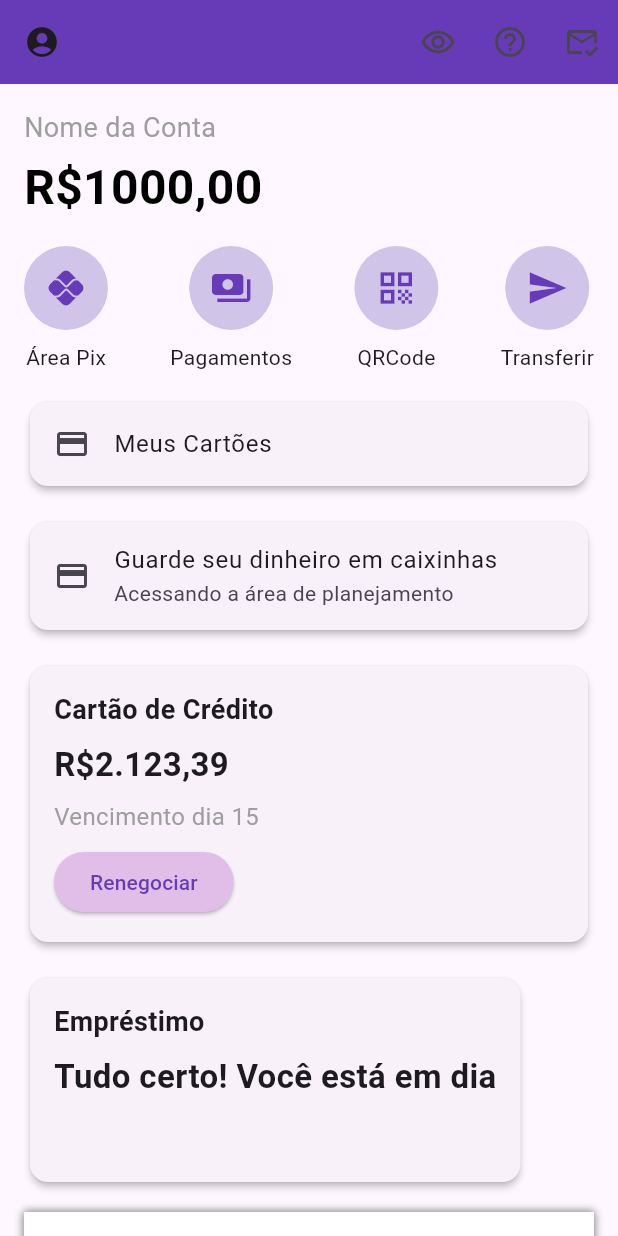
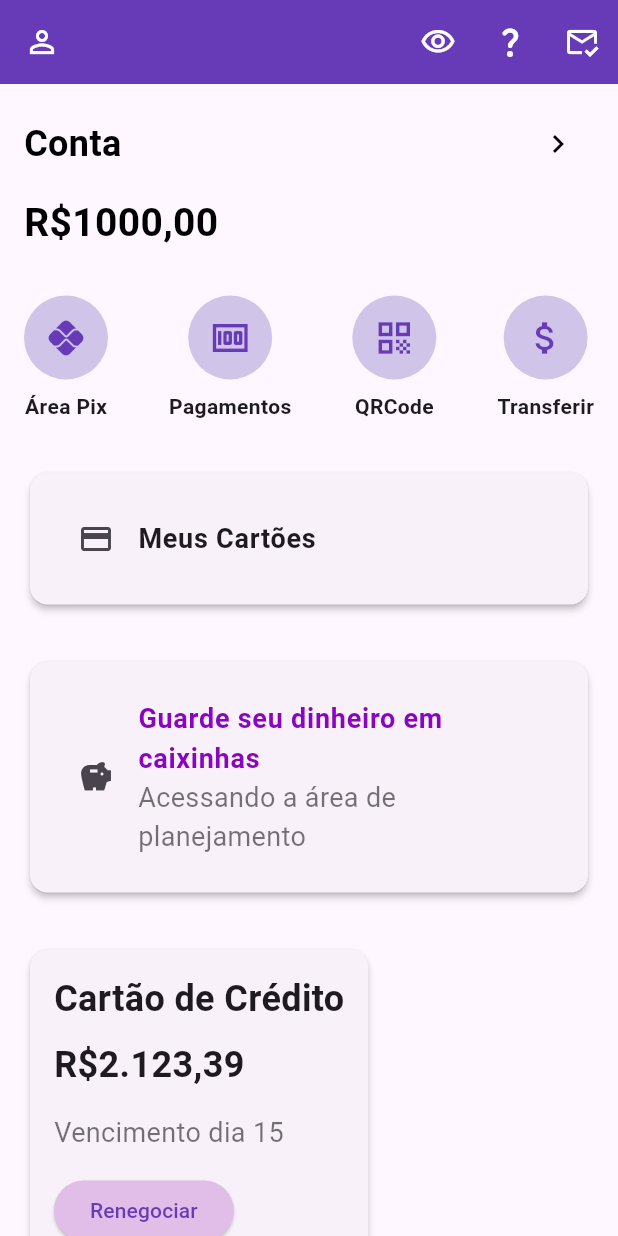
Before and after one commit to Cauasebastian/nubankUI, a Flutter app: the screen it shows after launch, on a phone screen of 412 x 824 dp. Run offline on Flutter 3.47's test engine with Material 3 defaults, Android fonts, the phone set to English and light mode, and no system bars.

Commit message:
segunda parte da tela

```diff
--- a/nubank_ui/lib/main.dart
+++ b/nubank_ui/lib/main.dart
@@ -27,24 +27,24 @@ class HomePage extends StatelessWidget {
   Widget build(BuildContext context) {
     return Scaffold(
       appBar: AppBar(
+        backgroundColor: Colors.deepPurple,
         leading: IconButton(
-          icon: const Icon(Icons.account_circle),
+          icon: const Icon(Icons.person_outline, color: Colors.white),
           onPressed: () {
             // Ação do ícone principal
           },
         ),
-        backgroundColor: Colors.deepPurple,
         actions: [
           IconButton(
-            icon: const Icon(Icons.remove_red_eye_outlined),
+            icon: const Icon(Icons.visibility_outlined, color: Colors.white),
             onPressed: () {},
           ),
           IconButton(
-            icon: const Icon(Icons.help_outline),
+            icon: const Icon(Icons.question_mark_rounded, color: Colors.white),
             onPressed: () {},
           ),
           IconButton(
-            icon: const Icon(Icons.mark_email_read_outlined),
+            icon: const Icon(Icons.mark_email_read_outlined, color: Colors.white),
             onPressed: () {},
           ),
         ],
@@ -55,66 +55,103 @@ class HomePage extends StatelessWidget {
           child: Column(
             crossAxisAlignment: CrossAxisAlignment.start,
             children: [
+              // Conta e saldo
+              Row(
+                mainAxisAlignment: MainAxisAlignment.spaceBetween,
+                children: [
                   const Text(
-                'Nome da Conta',
+                    'Conta',
                     style: TextStyle(
-                  fontSize: 18,
-                  color: Colors.grey,
-                ),
-              ),
-              const SizedBox(height: 4),
-              const Text(
-                'R\$1000,00',
-                style: TextStyle(
-                  fontSize: 32,
+                      fontSize: 24,
                       fontWeight: FontWeight.bold,
                       color: Colors.black,
                     ),
                   ),
-              const SizedBox(height: 16),
+                  IconButton(
+                    icon: const Icon(Icons.chevron_right, color: Colors.black),
+                    onPressed: () {
+                      // Ação ao clicar no ícone de seta
+                    },
+                  ),
+                ],
+              ),
+              const SizedBox(height: 10),
+              const Text(
+                'R\$1000,00',
+                style: TextStyle(
+                  fontSize: 26,
+                  fontWeight: FontWeight.bold,
+                  color: Colors.black,
+                ),
+              ),
+              const SizedBox(height: 30),
+              // Botões principais
               Row(
                 mainAxisAlignment: MainAxisAlignment.spaceBetween,
                 children: [
                   _buildIconButton(Icons.pix, 'Área Pix'),
-                  _buildIconButton(Icons.payments, 'Pagamentos'),
+                  _buildIconButton(Icons.money, 'Pagamentos'),
                   _buildIconButton(Icons.qr_code, 'QRCode'),
-                  _buildIconButton(Icons.send, 'Transferir'),
+                  _buildIconButton(Icons.attach_money, 'Transferir'),
                 ],
               ),
-              const SizedBox(height: 16),
+              const SizedBox(height: 30),
+              // Card Meus Cartões
               Card(
                 elevation: 2,
+                child: Padding(
+                  padding: const EdgeInsets.all(16.0),
                   child: ListTile(
                     leading: const Icon(Icons.credit_card),
-                  title: const Text('Meus Cartões'),
+                    title: const Text(
+                      'Meus Cartões',
+                      style: TextStyle(
+                        fontSize: 18,
+                        fontWeight: FontWeight.bold,
+                      ),
+                    ),
                     onTap: () {},
                   ),
                 ),
-              const SizedBox(height: 16),
+              ),
+              const SizedBox(height: 30),
+              // Card Guarde seu dinheiro
               Card(
                 elevation: 2,
+                child: Padding(
+                  padding: const EdgeInsets.all(16.0),
                   child: ListTile(
-                  leading: const Icon(Icons.credit_card),
-                  title: const Text('Guarde seu dinheiro em caixinhas'),
-                  subtitle: const Text('Acessando a área de planejamento'),
-                  onTap: () {
-                    print('Item tapped');
-                  },
+                    leading: const Icon(Icons.savings),
+                    title: const Text(
+                      'Guarde seu dinheiro em caixinhas',
+                      style: TextStyle(
+                        fontSize: 18,
+                        fontWeight: FontWeight.bold,
+                        color: Color(0xFF8A05BE),
                       ),
                     ),
-              const SizedBox(height: 16),
-              // Esse container agora vai ocupar toda a largura da tela
-              Container(
-                width: double.infinity, // Define a largura total da tela
-                child: _buildSection(
+                    subtitle: const Text(
+                      'Acessando a área de planejamento',
+                      style: TextStyle(
+                        fontSize: 18,
+                        color: Colors.black54,
+                      ),
+                    ),
+                    onTap: () {},
+                  ),
+                ),
+              ),
+              const SizedBox(height: 30),
+              // Seção de Cartão de Crédito
+              _buildSection(
                 title: 'Cartão de Crédito',
                 amount: 'R\$2.123,39',
                 dueDate: 'Vencimento dia 15',
                 buttonLabel: 'Renegociar',
                 onPressed: () {},
               ),
-              ),
-              const SizedBox(height: 16),
+              const SizedBox(height: 15),
+              // Seção de Empréstimo
               _buildSection(
                 title: 'Empréstimo',
                 amount: 'Tudo certo! Você está em dia',
@@ -122,25 +159,9 @@ class HomePage extends StatelessWidget {
                 buttonLabel: '',
                 onPressed: null,
               ),
-              const SizedBox(height: 16),
-              Container(
-                height: MediaQuery.of(context).size.height * 0.3,
-                decoration: const BoxDecoration(
-                  color: Colors.white,
-                  boxShadow: [
-                    BoxShadow(
-                      color: Colors.grey,
-                      offset: Offset(0, -1),
-                      blurRadius: 4,
-                    ),
-                    BoxShadow(
-                      color: Colors.grey,
-                      offset: Offset(0, 1),
-                      blurRadius: 4,
-                    ),
-                  ],
-                ),
-              ),
+              const SizedBox(height: 30),
+              // Descubra Mais
+              _buildDiscoverMore(context),
             ],
           ),
         ),
@@ -157,7 +178,13 @@ class HomePage extends StatelessWidget {
           child: Icon(icon, color: Colors.deepPurple, size: 28),
         ),
         const SizedBox(height: 8),
-        Text(label, style: const TextStyle(fontSize: 14)),
+        Text(
+          label,
+          style: const TextStyle(
+            fontSize: 14,
+            fontWeight: FontWeight.bold,
+          ),
+        ),
       ],
     );
   }
@@ -178,21 +205,29 @@ class HomePage extends StatelessWidget {
           children: [
             Text(
               title,
-              style: const TextStyle(fontSize: 18, fontWeight: FontWeight.w600),
+              style: const TextStyle(
+                fontSize: 24,
+                fontWeight: FontWeight.w600,
               ),
-            const SizedBox(height: 8),
+            ),
+            const SizedBox(height: 10),
             Text(
               amount,
-              style: const TextStyle(fontSize: 22, fontWeight: FontWeight.bold),
+              style: const TextStyle(
+                fontSize: 24,
+                fontWeight: FontWeight.bold,
               ),
-            const SizedBox(height: 8),
+            ),
+            const SizedBox(height: 15),
+            if (dueDate.isNotEmpty)
               Text(
                 dueDate,
-              style: const TextStyle(fontSize: 16, color: Colors.grey),
+                style: const TextStyle(fontSize: 18, color: Colors.black54),
               ),
-            const SizedBox(height: 8),
             if (buttonLabel.isNotEmpty)
-              ElevatedButton(
+              Padding(
+                padding: const EdgeInsets.only(top: 15),
+                child: ElevatedButton(
                   onPressed: onPressed,
                   style: ElevatedButton.styleFrom(
                     backgroundColor: Colors.purple[100],
@@ -202,6 +237,71 @@ class HomePage extends StatelessWidget {
                     style: const TextStyle(color: Colors.deepPurple),
                   ),
                 ),
+              ),
+          ],
+        ),
+      ),
+    );
+  }
+
+  Widget _buildDiscoverMore(BuildContext context) {
+    return Card(
+      elevation: 2,
+      child: Padding(
+        padding: const EdgeInsets.all(16.0),
+        child: Column(
+          crossAxisAlignment: CrossAxisAlignment.start,
+          children: [
+            const Text(
+              'Descubra Mais',
+              style: TextStyle(fontSize: 24, fontWeight: FontWeight.w600),
+            ),
+            const SizedBox(height: 16),
+            Container(
+              width: double.infinity,
+              decoration: BoxDecoration(
+                borderRadius: BorderRadius.circular(8),
+                color: Colors.deepPurple[50],
+              ),
+              child: Padding(
+                padding: const EdgeInsets.all(10.0),
+                child: Column(
+                  crossAxisAlignment: CrossAxisAlignment.start,
+                  children: [
+                    Image.asset(
+                      'lib/assets/seguroVida.png', // Substitua com a imagem correta
+                      fit: BoxFit.cover,
+                    ),
+                    const SizedBox(height: 5),
+                    const Text(
+                      'Seguro de Vida',
+                      style: TextStyle(
+                        fontSize: 20,
+                        fontWeight: FontWeight.bold,
+                      ),
+                    ),
+                    const SizedBox(height: 5),
+                    const Text(
+                      'Cuide bem de quem você ama de um jeito simples',
+                      style: TextStyle(fontSize: 18, color: Colors.black54),
+                    ),
+                    const SizedBox(height: 10),
+                    ElevatedButton(
+                      onPressed: () {
+                        // Ação ao clicar em "Conhecer"
+                      },
+                      style: ElevatedButton.styleFrom(
+                        backgroundColor: Colors.deepPurple,
+                      ),
+                      child: const Text(
+                        'Conhecer',
+                        style: TextStyle(color: Colors.white),
+                      ),
+                    ),
+                  ],
+                ),
+              ),
+            ),
           ],
         ),
       ),
--- a/nubank_ui/pubspec.yaml
+++ b/nubank_ui/pubspec.yaml
@@ -57,6 +57,8 @@ flutter:
   # included with your application, so that you can use the icons in
   # the material Icons class.
   uses-material-design: true
+  assets:
+    - lib/assets/seguroVida.png
 
   # To add assets to your application, add an assets section, like this:
   # assets:
```
Also changed, not shown: nubank_ui/lib/assets/seguroVida.png (added). Lines whose indentation alone changed are shown as unchanged.
